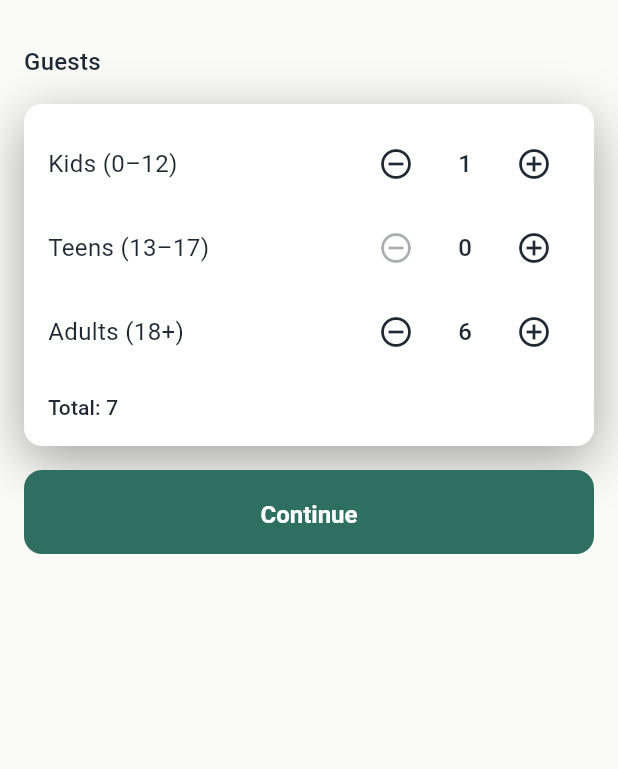
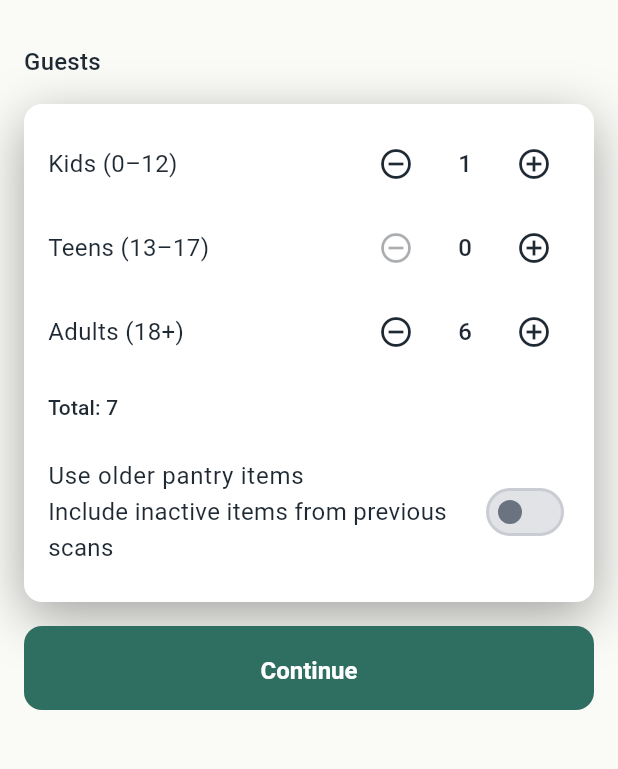
Before and after one commit to Sskr2000us/SAVO, a Flutter app: the PartySetupScreen screen opened directly, after a tap on the "add circle outline" icon, on a phone screen of 412 x 824 dp, the part 64-833 px from its top. Run offline on Flutter 3.47's test engine with Material 3 defaults, Android fonts, the phone set to English and light mode, and no system bars; our stand-ins replace camera, fl_chart, flutter_markdown, image_picker, share_plus, shared_preferences and 1 more; missing offline and left inert: mobile_scanner; accounts and stored records are empty; network calls fail.

Commit message:
Add explicit planning toggle for older pantry items

```diff
--- a/apps/mobile/lib/screens/party_setup_screen.dart
+++ b/apps/mobile/lib/screens/party_setup_screen.dart
@@ -40,11 +40,46 @@ class _PartySetupScreenState extends State<PartySetupScreen> {
   List<Cuisine> _cuisines = const [];
   bool _loadingCuisines = true;
 
+  static const String _prefsPlanningIncludeInactiveKey = 'savo.planning.include_inactive_inventory';
+  static const String _prefsInventoryShowInactiveKey = 'savo.inventory.show_inactive_items';
+  bool _includeInactiveInventory = false;
+
   @override
   void initState() {
     super.initState();
     fireAndForget(MetricsService.instance.recordWorkflowStep('PlanParty', 'CollectInputs'));
+    _loadIncludeInactivePreference();
     _loadCuisines();
+  }
+
+  Future<void> _loadIncludeInactivePreference() async {
+    try {
+      final prefs = await SharedPreferences.getInstance();
+      final includeInactive = prefs.containsKey(_prefsPlanningIncludeInactiveKey)
+          ? (prefs.getBool(_prefsPlanningIncludeInactiveKey) ?? false)
+          : (prefs.getBool(_prefsInventoryShowInactiveKey) ?? false);
+      if (!mounted) return;
+      setState(() {
+        _includeInactiveInventory = includeInactive;
+      });
+    } catch (_) {
+      // Best-effort only.
+    }
+  }
+
+  void _setIncludeInactiveInventory(bool value) {
+    setState(() {
+      _includeInactiveInventory = value;
+    });
+
+    () async {
+      try {
+        final prefs = await SharedPreferences.getInstance();
+        await prefs.setBool(_prefsPlanningIncludeInactiveKey, value);
+      } catch (_) {
+        // Best-effort only.
+      }
+    }();
   }
 
   Future<void> _loadCuisines() async {
@@ -246,15 +281,8 @@ class _PartySetupScreenState extends State<PartySetupScreen> {
       'use_leftovers': true,
     };
 
-    // Reuse the inventory screen preference so party planning can consider older (inactive) pantry items.
-    try {
-      final prefs = await SharedPreferences.getInstance();
-      final includeInactive = prefs.getBool('savo.inventory.show_inactive_items') ?? false;
-      if (includeInactive) {
-        body['include_inactive_inventory'] = true;
-      }
-    } catch (_) {
-      // Best-effort only
+    if (_includeInactiveInventory) {
+      body['include_inactive_inventory'] = true;
     }
 
     final familyOverride = _familyProfileOverride();
@@ -337,6 +365,8 @@ class _PartySetupScreenState extends State<PartySetupScreen> {
           child0To12: _child0To12,
           teen13To17: _teen13To17,
           adult18Plus: _adult18Plus,
+          includeInactiveInventory: _includeInactiveInventory,
+          onIncludeInactiveChanged: _setIncludeInactiveInventory,
           onChanged: (c, t, a) => _updateGuests(
             child0To12: c,
             teen13To17: t,
@@ -364,6 +394,8 @@ class _GuestsStep extends StatelessWidget {
   final int child0To12;
   final int teen13To17;
   final int adult18Plus;
+  final bool includeInactiveInventory;
+  final ValueChanged<bool> onIncludeInactiveChanged;
   final void Function(int child0To12, int teen13To17, int adult18Plus) onChanged;
   final VoidCallback onNext;
 
@@ -371,6 +403,8 @@ class _GuestsStep extends StatelessWidget {
     required this.child0To12,
     required this.teen13To17,
     required this.adult18Plus,
+    required this.includeInactiveInventory,
+    required this.onIncludeInactiveChanged,
     required this.onChanged,
     required this.onNext,
   });
@@ -452,6 +486,14 @@ class _GuestsStep extends StatelessWidget {
               Text(
                 'Total: $_total',
                 style: Theme.of(context).textTheme.titleSmall,
+              ),
+              const SizedBox(height: AppSpacing.md),
+              SwitchListTile.adaptive(
+                value: includeInactiveInventory,
+                contentPadding: EdgeInsets.zero,
+                title: const Text('Use older pantry items'),
+                subtitle: const Text('Include inactive items from previous scans'),
+                onChanged: onIncludeInactiveChanged,
               ),
             ],
           ),
--- a/apps/mobile/lib/services/cook_now_service.dart
+++ b/apps/mobile/lib/services/cook_now_service.dart
@@ -6,6 +6,9 @@ import 'dart:math';
 import 'package:shared_preferences/shared_preferences.dart';
 
 class CookNowService {
+  static const String _prefsPlanningIncludeInactiveKey = 'savo.planning.include_inactive_inventory';
+  static const String _prefsInventoryShowInactiveKey = 'savo.inventory.show_inactive_items';
+
   String _inferMealType() {
     final hour = DateTime.now().hour;
     if (hour < 11) return 'breakfast';
@@ -30,7 +33,9 @@ class CookNowService {
     // Reuse the inventory screen preference so Cook Now can consider older (inactive) pantry items.
     try {
       final prefs = await SharedPreferences.getInstance();
-      final includeInactive = prefs.getBool('savo.inventory.show_inactive_items') ?? false;
+      final includeInactive = prefs.containsKey(_prefsPlanningIncludeInactiveKey)
+          ? (prefs.getBool(_prefsPlanningIncludeInactiveKey) ?? false)
+          : (prefs.getBool(_prefsInventoryShowInactiveKey) ?? false);
       if (includeInactive) {
         body['include_inactive_inventory'] = true;
       }
```
Also changed, not shown: apps/mobile/lib/screens/daily_plan_screen.dart (+49 -9 lines), apps/mobile/lib/screens/weekly_planner_screen.dart (+49 -9 lines).
